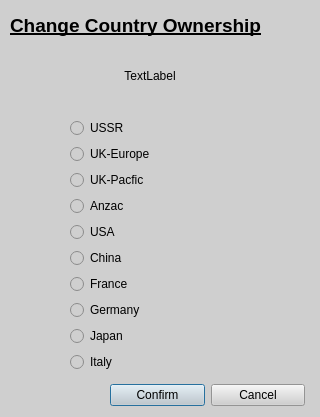
Qt form AandAQTCreatorUI/changecountry.ui (prwilkin/Axis-Allies-Companion) before a commit.
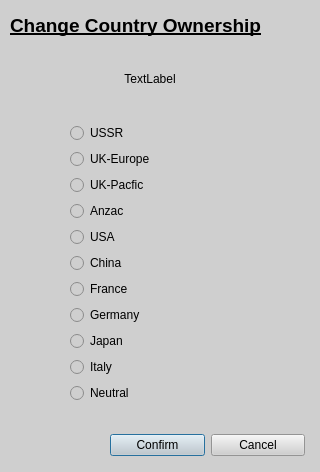
The same form after that commit.

The edit to the form file:
```diff
--- a/AandAQTCreatorUI/changecountry.ui
+++ b/AandAQTCreatorUI/changecountry.ui
@@ -7,7 +7,7 @@
     <x>0</x>
     <y>0</y>
     <width>320</width>
-    <height>417</height>
+    <height>472</height>
    </rect>
   </property>
   <property name="windowTitle">
@@ -35,7 +35,7 @@
      <x>70</x>
      <y>40</y>
      <width>160</width>
-     <height>332</height>
+     <height>363</height>
     </rect>
    </property>
    <layout class="QVBoxLayout" name="buttons">
@@ -119,13 +119,20 @@
       </property>
      </widget>
     </item>
+    <item>
+     <widget class="QRadioButton" name="nue">
+      <property name="text">
+       <string>Neutral</string>
+      </property>
+     </widget>
+    </item>
    </layout>
   </widget>
   <widget class="QWidget" name="horizontalLayoutWidget">
    <property name="geometry">
     <rect>
      <x>110</x>
-     <y>380</y>
+     <y>430</y>
      <width>195</width>
      <height>31</height>
     </rect>
```
